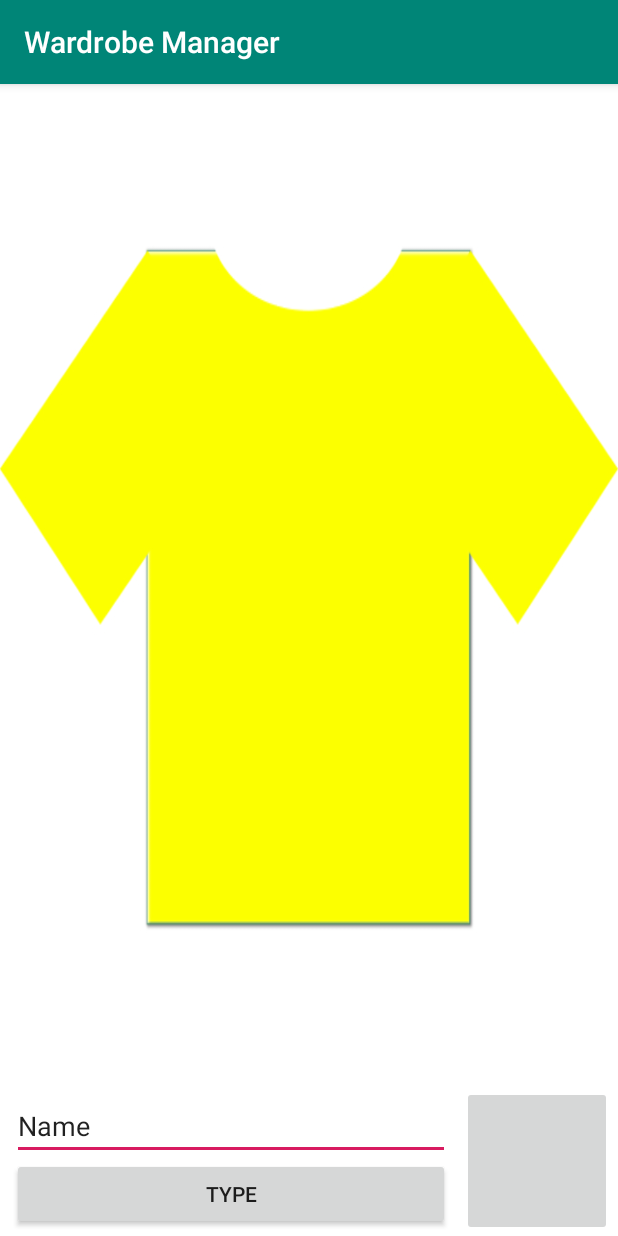
After one commit to Ranger645/wardrobeManager, an Android app: the AddItemActivity screen opened directly, with no data from a screen before it, on a phone screen of 412 x 824 dp. The commit adds this screen. Run offline under Robolectric (Android 15) with nearby library versions, the phone set to English and light mode, and no system bars.

Commit message:
Adding basic clothing edit screen with new UI

```diff
--- a/app/build.gradle
+++ b/app/build.gradle
@@ -13,9 +13,9 @@ android {
         javaCompileOptions {
             annotationProcessorOptions {
                 arguments = [
-                        "room.schemaLocation":"$projectDir/schemas".toString(),
-                        "room.incremental":"true",
-                        "room.expandProjection":"true"]
+                        "room.schemaLocation"  : "$projectDir/schemas".toString(),
+                        "room.incremental"     : "true",
+                        "room.expandProjection": "true"]
             }
         }
 
--- a/app/src/main/AndroidManifest.xml
+++ b/app/src/main/AndroidManifest.xml
@@ -9,7 +9,7 @@
         android:roundIcon="@mipmap/ic_launcher_round"
         android:supportsRtl="true"
         android:theme="@style/AppTheme">
-        <activity android:name=".ExpandClosetActivity"></activity>
+        <activity android:name=".ExpandClosetActivity" />
         <activity android:name=".ui.closet.ClosetActivity" />
         <activity android:name=".NewClothingItemActivity" />
         <activity android:name=".StartActivity">
@@ -19,6 +19,7 @@
                 <category android:name="android.intent.category.LAUNCHER" />
             </intent-filter>
         </activity>
+        <activity android:name=".ui.add_item.AddItemActivity"></activity>
     </application>
 
 </manifest>
--- a/app/src/main/java/com/android/wardrobeManager/backend/ClothingItemViewModel.java
+++ b/app/src/main/java/com/android/wardrobeManager/backend/ClothingItemViewModel.java
@@ -1,6 +1,7 @@
 package com.android.wardrobeManager.backend;
 
 import android.app.Application;
+import android.os.Parcelable;
 
 import com.android.wardrobeManager.database.ClothingItem;
 
@@ -28,4 +29,5 @@ public class ClothingItemViewModel extends AndroidViewModel {
     public LiveData<List<ClothingItem>> getClothingItems() {
         return clothingItems;
     }
+
 }
--- a/app/src/main/java/com/android/wardrobeManager/database/ClothingItem.java
+++ b/app/src/main/java/com/android/wardrobeManager/database/ClothingItem.java
@@ -1,5 +1,7 @@
 package com.android.wardrobeManager.database;
 
+
+import android.os.Parcelable;
 
 import androidx.room.Entity;
 import androidx.room.PrimaryKey;
--- /dev/null
+++ b/app/src/main/java/com/android/wardrobeManager/ui/add_item/AddItemActivity.java
@@ -0,0 +1,45 @@
+package com.android.wardrobeManager.ui.add_item;
+
+import androidx.appcompat.app.AppCompatActivity;
+
+import android.content.Context;
+import android.content.Intent;
+import android.os.Bundle;
+
+import com.android.wardrobeManager.R;
+import com.android.wardrobeManager.ui.closet.ClosetActivity;
+import com.android.wardrobeManager.ui.util.WardrobeAlerts;
+import com.android.wardrobeManager.ui.util.WardrobeAlerts.*;
+
+public class AddItemActivity extends AppCompatActivity {
+
+    @Override
+    protected void onCreate(Bundle savedInstanceState) {
+        super.onCreate(savedInstanceState);
+        setContentView(R.layout.activity_add_item);
+    }
+
+    @Override
+    public void onBackPressed() {
+        final String saveTag = "Save";
+        final String quitTag = "Quit";
+
+        RadioButtonAlertCallback callback = new RadioButtonAlertCallback() {
+            public void onClick(Context context, String selectedItem, int itemIndex) {
+
+                // TODO: Make this actually save to the closet.
+                if (selectedItem.equals(saveTag)) {
+
+                } else if (selectedItem.equals(quitTag)) {
+
+                } else {
+
+                }
+
+                Intent intent = new Intent(AddItemActivity.this, ClosetActivity.class);
+                startActivity(intent);
+            }
+        };
+        WardrobeAlerts.showRadioButtonDialog(this, "Quit", new String[] {saveTag, quitTag}, callback);
+    }
+}
--- a/app/src/main/java/com/android/wardrobeManager/ui/closet/ClosetActivity.java
+++ b/app/src/main/java/com/android/wardrobeManager/ui/closet/ClosetActivity.java
@@ -29,7 +29,7 @@ public class ClosetActivity extends AppCompatActivity {
         recyclerView.setLayoutManager(new GridLayoutManager(this,2 ));
         recyclerView.setHasFixedSize(true);
 
-        final ClosetAdapter adapter = new ClosetAdapter();
+        final ClosetAdapter adapter = new ClosetAdapter(this);
         recyclerView.setAdapter(adapter);
 
         clothingItemViewModel = ViewModelProviders.of(this).get(ClothingItemViewModel.class);
--- /dev/null
+++ b/app/src/main/res/layout/activity_add_item.xml
@@ -0,0 +1,63 @@
+<?xml version="1.0" encoding="utf-8"?>
+<RelativeLayout
+    xmlns:android="http://schemas.android.com/apk/res/android"
+    xmlns:app="http://schemas.android.com/apk/res-auto"
+    xmlns:tools="http://schemas.android.com/tools"
+    android:layout_width="match_parent"
+    android:layout_height="match_parent"
+    tools:context=".ui.add_item.AddItemActivity">
+
+    <RelativeLayout
+        android:layout_width="match_parent"
+        android:layout_height="wrap_content"
+        android:layout_marginBottom="@dimen/add_item_bottom_margin_height">
+
+        <ImageButton
+            android:layout_width="match_parent"
+            android:layout_height="match_parent"
+            android:layout_alignParentTop="true"
+            android:scaleType="fitXY"
+            android:src="@drawable/shirt"
+            android:background="@color/white"/>
+
+    </RelativeLayout>
+
+    <androidx.constraintlayout.widget.ConstraintLayout
+        android:layout_width="match_parent"
+        android:layout_height="@dimen/add_item_bottom_margin_height"
+        android:layout_alignParentStart="true"
+        android:layout_alignParentBottom="true"
+        android:background="@color/white">
+
+        <EditText
+            android:layout_width="0dp"
+            android:layout_height="wrap_content"
+            android:layout_marginStart="8dp"
+            android:layout_marginTop="4dp"
+            android:layout_marginEnd="8dp"
+            android:text="Name"
+            app:layout_constraintEnd_toStartOf="@+id/imageButton2"
+            app:layout_constraintStart_toStartOf="parent"
+            app:layout_constraintTop_toTopOf="parent" />
+
+        <Button
+            android:layout_width="0dp"
+            android:layout_height="wrap_content"
+            android:layout_marginStart="8dp"
+            android:layout_marginEnd="8dp"
+            android:layout_marginBottom="4dp"
+            android:text="Type"
+            app:layout_constraintBottom_toBottomOf="parent"
+            app:layout_constraintEnd_toStartOf="@+id/imageButton2"
+            app:layout_constraintStart_toStartOf="parent" />
+
+        <ImageButton
+            android:id="@+id/imageButton2"
+            android:layout_width="@dimen/add_item_bottom_margin_height"
+            android:layout_height="@dimen/add_item_bottom_margin_height"
+            android:layout_marginEnd="4dp"
+            app:layout_constraintEnd_toEndOf="parent" />
+
+    </androidx.constraintlayout.widget.ConstraintLayout>
+
+</RelativeLayout>
--- /dev/null
+++ b/app/src/main/res/values/dimens.xml
@@ -0,0 +1,4 @@
+<?xml version="1.0" encoding="utf-8"?>
+<resources>
+    <dimen name="add_item_bottom_margin_height">100dp</dimen>
+</resources>
```
Also changed, not shown: app/src/main/java/com/android/wardrobeManager/ui/closet/ClosetAdapter.java (+18 -4 lines), app/src/main/java/com/android/wardrobeManager/ui/util/WardrobeAlerts.java (added, +29 -0 lines).
